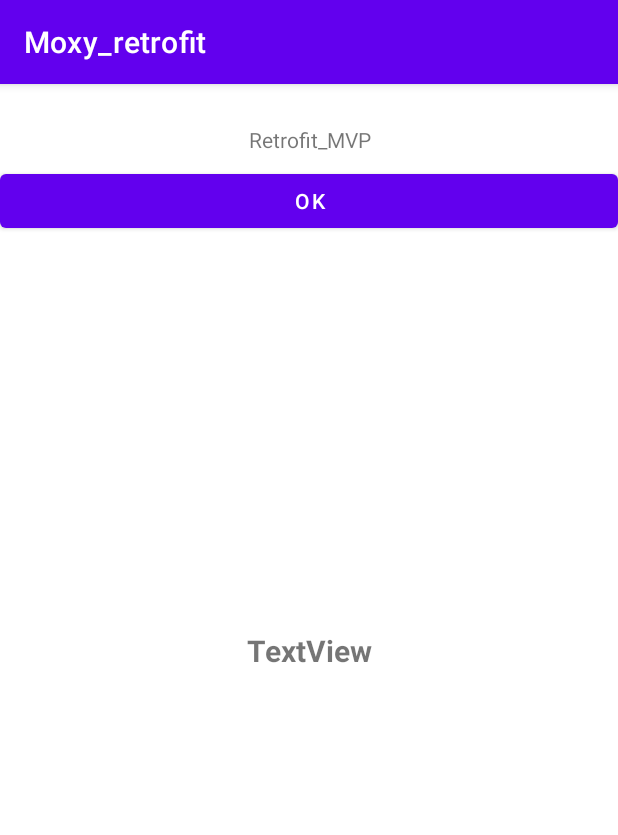
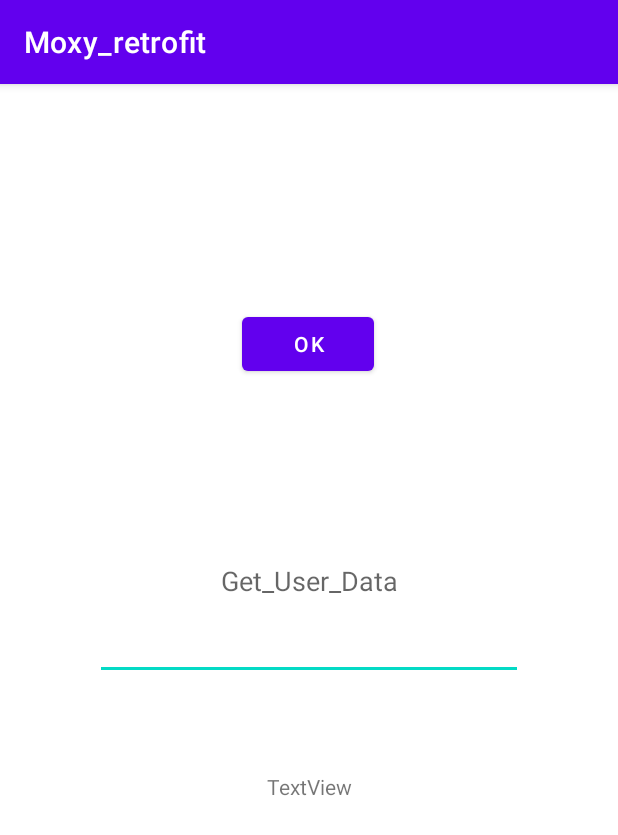
Before and after one commit to Dmitrystyle/Moxy_retrofit, an Android app: the screen it shows after launch (MainActivity), on a phone screen of 412 x 824 dp. Shown: the top 835 px of the screen. Run offline under Robolectric (Android 15) with nearby library versions, the phone set to English and light mode, and no system bars; libraries missing offline, so code that uses them is left out: moxy.ktx.moxyPresenter.

Commit message:
fix error all work

```diff
--- a/app/src/main/AndroidManifest.xml
+++ b/app/src/main/AndroidManifest.xml
@@ -1,6 +1,8 @@
 <?xml version="1.0" encoding="utf-8"?>
 <manifest xmlns:android="http://schemas.android.com/apk/res/android"
     xmlns:tools="http://schemas.android.com/tools">
+    <uses-permission android:name="android.permission.INTERNET"/>
+
 
     <application
         android:allowBackup="true"
--- a/app/src/main/java/com/example/moxy_retrofit/MainActivity.kt
+++ b/app/src/main/java/com/example/moxy_retrofit/MainActivity.kt
@@ -17,14 +17,14 @@ class MainActivity: MvpAppCompatActivity(), BaseView {
 
     override fun onCreate(savedInstanceState: Bundle?) {
         super.onCreate(savedInstanceState)
-        setContentView(R.layout.activity_main)
-        getData() //вводим данные
+         setContentView(R.layout.activity_main)
+         getData()
+
     }
 
     private fun getData() {
 
         var buttonSumm=findViewById<Button>(R.id.button)
-       // var textSeach=findViewById<EditText>(R.id.editTextURL)
         buttonSumm.setOnClickListener {
             presenter.getPostPresenter()
         }
@@ -32,11 +32,12 @@ class MainActivity: MvpAppCompatActivity(), BaseView {
 
 
     override fun showDialog(s: String) {
-         Toast.makeText(this, s, Toast.LENGTH_LONG).show()
-
+       var setDataRepository = findViewById<TextView>(R.id.textGetDataUserr)
+       setDataRepository.text = s
     }
 
     override fun showError(massage: String) {
-        Toast.makeText(this, massage, Toast.LENGTH_LONG).show()
+        var setDataRepository = findViewById<TextView>(R.id.textGetDataUserr)
+        setDataRepository.text = massage
     }
 }
--- a/app/src/main/java/com/example/moxy_retrofit/presenter/ILoginPresenter.kt
+++ /dev/null
@@ -1,6 +0,0 @@
-package com.example.moxy_retrofit.presenter
-
-interface ILoginPresenter {
-
-    fun getData(A: String)
-}
--- a/app/src/main/res/layout/activity_main.xml
+++ b/app/src/main/res/layout/activity_main.xml
@@ -6,44 +6,48 @@
     android:layout_height="match_parent"
     tools:context=".MainActivity">
 
-    <LinearLayout
-        android:layout_width="match_parent"
-        android:layout_height="match_parent"
-        android:orientation="vertical"
-        tools:layout_editor_absoluteX="0dp"
-        tools:layout_editor_absoluteY="0dp">
-
-        <TextView
-            android:id="@+id/textView"
-            android:layout_width="match_parent"
-            android:layout_height="54dp"
-            android:gravity="center"
-            android:paddingTop="20dp"
-            android:text="Retrofit_MVP" />
-
-        <LinearLayout
-            android:layout_width="match_parent"
-            android:layout_height="59dp"
-            android:orientation="horizontal">
-
     <Button
         android:id="@+id/button"
         android:layout_width="wrap_content"
         android:layout_height="wrap_content"
+        android:layout_marginTop="147dp"
+        android:layout_marginBottom="61dp"
         android:layout_weight="1"
-                android:text="OK" />
+        android:text="OK"
+        app:layout_constraintBottom_toTopOf="@+id/edTextGetData"
+        app:layout_constraintEnd_toEndOf="parent"
+        app:layout_constraintHorizontal_bias="0.498"
+        app:layout_constraintStart_toStartOf="parent"
+        app:layout_constraintTop_toTopOf="parent"
+        app:layout_constraintVertical_bias="0.215" />
 
-        </LinearLayout>
+    <EditText
+        android:id="@+id/edTextGetData"
+        android:layout_width="285dp"
+        android:layout_height="0dp"
+        android:layout_marginTop="266dp"
+        android:layout_marginBottom="61dp"
+        android:ems="10"
+        android:gravity="center"
+        android:hint="Get_User_Data"
+        android:inputType="textPersonName"
+        app:layout_constraintBottom_toTopOf="@+id/textGetDataUserr"
+        app:layout_constraintEnd_toEndOf="parent"
+        app:layout_constraintStart_toStartOf="parent"
+        app:layout_constraintTop_toTopOf="parent" />
 
     <TextView
-            android:id="@+id/setTextRequest"
-            android:layout_width="match_parent"
-            android:layout_height="479dp"
+        android:id="@+id/textGetDataUserr"
+        android:layout_width="wrap_content"
+        android:layout_height="wrap_content"
+        android:layout_marginStart="60dp"
+        android:layout_marginEnd="60dp"
+        android:layout_marginBottom="290dp"
         android:gravity="center"
-            android:paddingTop="50dp"
         android:text="TextView"
-            android:textSize="20sp"
-            android:textStyle="bold" />
+        app:layout_constraintBottom_toBottomOf="parent"
+        app:layout_constraintEnd_toEndOf="parent"
+        app:layout_constraintStart_toStartOf="parent"
+        app:layout_constraintTop_toBottomOf="@+id/edTextGetData" />
 
-    </LinearLayout>
 </androidx.constraintlayout.widget.ConstraintLayout>
```
Lines whose indentation alone changed are shown as unchanged.
